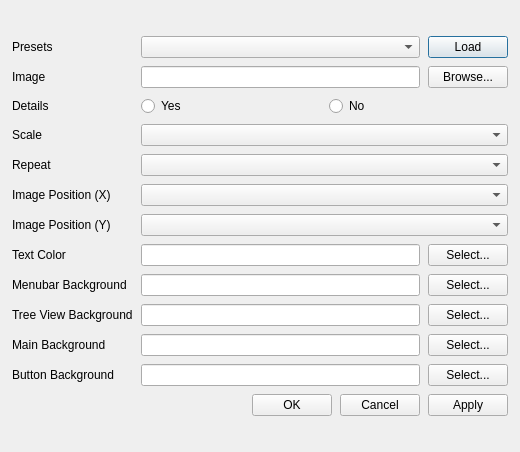
Qt form QGISDresser/plugin_dialog.ui (boiledorange73/QGISDresserPlugin) before a commit.
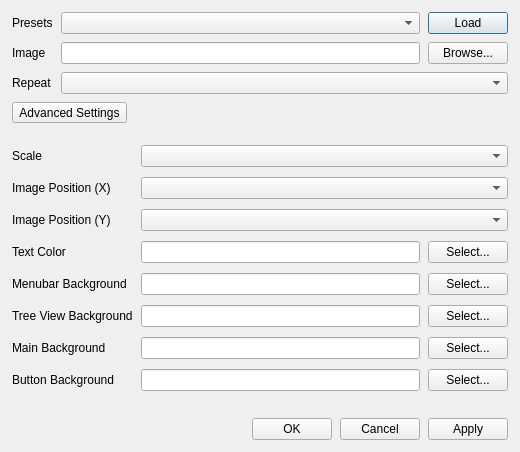
The same form after that commit.

Commit message: Dialog changed to hide advanced settings.

```diff
--- a/QGISDresser/plugin_dialog.ui
+++ b/QGISDresser/plugin_dialog.ui
@@ -13,7 +13,7 @@
   <property name="windowTitle">
    <string>Style Settings</string>
   </property>
-  <layout class="QGridLayout" name="gridLayoutRoot" rowstretch="0">
+    <layout class="QGridLayout" name="gridLayoutRoot" rowstretch="0,0,0,1,0" columnstretch="0,0,0">
    <property name="leftMargin">
     <number>12</number>
    </property>
@@ -26,11 +26,6 @@
    <property name="bottomMargin">
     <number>12</number>
    </property>
-   <property name="spacing">
-    <number>8</number>
-   </property>
-   <item row="0" column="0">
-    <layout class="QGridLayout" name="gridLayoutForm" columnstretch="0,0,0">
      <property name="spacing">
       <number>8</number>
      </property>
@@ -78,46 +73,6 @@
      </item>
 
      <item row="2" column="0">
-      <widget class="QLabel" name="lblDetails">
-       <property name="text">
-        <string>Details</string>
-       </property>
-      </widget>
-     </item>
-     <item row="2" column="1" colspan="2">
-      <layout class="QHBoxLayout" name="horizontalLayout_3">
-       <item>
-        <widget class="QRadioButton" name="rbDetailsYes">
-         <property name="text">
-          <string>Yes</string>
-         </property>
-        </widget>
-       </item>
-       <item>
-        <widget class="QRadioButton" name="rbDetailsNo">
-         <property name="text">
-          <string>No</string>
-         </property>
-        </widget>
-       </item>
-      </layout>
-     </item>
-
-     <item row="3" column="0">
-      <widget class="QLabel" name="lblMainScale">
-       <property name="text">
-        <string>Scale</string>
-       </property>
-       <property name="buddy">
-        <cstring>cmbMainScale</cstring>
-       </property>
-      </widget>
-     </item>
-     <item row="3" column="1" colspan="2">
-      <widget class="QComboBox" name="cmbMainScale"/>
-     </item>
-
-     <item row="4" column="0">
       <widget class="QLabel" name="lblMainRepeat">
        <property name="text">
         <string>Repeat</string>
@@ -127,11 +82,59 @@
        </property>
       </widget>
      </item>
-     <item row="4" column="1" colspan="2">
+      <item row="2" column="1" colspan="2">
       <widget class="QComboBox" name="cmbMainRepeat"/>
      </item>
 
-     <item row="5" column="0">
+      <item row="3" column="0" colspan="3">
+        <widget class="QToolButton" name="btnAdvancedToggle">
+          <property name="text">
+            <string>Advanced Settings</string>
+          </property>
+          <property name="checkable">
+            <bool>true</bool>
+          </property>
+          <property name="toolButtonStyle">
+            <enum>Qt::ToolButtonTextBesideIcon</enum>
+          </property>
+        </widget>
+      </item>
+
+      <item row="4" column="0" colspan="3">
+        <!-- ======================== Hidden Area Begin ======================== -->
+        <widget class="QWidget" name="groupAdvanced">
+          <layout class="QGridLayout" name="gridLayoutAdvanced" columnstretch="0,1,0">
+            <property name="leftMargin">
+              <number>0</number>
+            </property>
+            <property name="topMargin">
+              <number>12</number>
+            </property>
+            <property name="rightMargin">
+              <number>0</number>
+            </property>
+            <property name="bottomMargin">
+              <number>12</number>
+            </property>
+            <property name="spacing">
+              <number>8</number>
+            </property>
+
+            <item row="0" column="0">
+              <widget class="QLabel" name="lblMainScale">
+                <property name="text">
+                  <string>Scale</string>
+                </property>
+                <property name="buddy">
+                  <cstring>cmbMainScale</cstring>
+                </property>
+              </widget>
+            </item>
+            <item row="0" column="1" colspan="2">
+              <widget class="QComboBox" name="cmbMainScale"/>
+            </item>
+
+            <item row="1" column="0">
       <widget class="QLabel" name="lblMainPositionX">
        <property name="text">
         <string>Image Position (X)</string>
@@ -141,11 +144,11 @@
        </property>
       </widget>
      </item>
-     <item row="5" column="1" colspan="2">
+            <item row="1" column="1" colspan="2">
       <widget class="QComboBox" name="cmbMainPositionX"/>
      </item>
 
-     <item row="6" column="0">
+            <item row="2" column="0">
       <widget class="QLabel" name="lblMainPositionY">
        <property name="text">
         <string>Image Position (Y)</string>
@@ -155,11 +158,11 @@
        </property>
       </widget>
      </item>
-     <item row="6" column="1" colspan="2">
+            <item row="2" column="1" colspan="2">
       <widget class="QComboBox" name="cmbMainPositionY"/>
      </item>
 
-     <item row="7" column="0">
+            <item row="3" column="0">
       <widget class="QLabel" name="lblTextColor">
        <property name="text">
         <string>Text Color</string>
@@ -169,10 +172,10 @@
        </property>
       </widget>
      </item>
-     <item row="7" column="1">
+            <item row="3" column="1">
       <widget class="QLineEdit" name="txtTextColor"/>
      </item>
-     <item row="7" column="2">
+            <item row="3" column="2">
       <widget class="QPushButton" name="btnTextColor">
        <property name="text">
         <string>Select...</string>
@@ -180,7 +183,7 @@
       </widget>
      </item>
 
-     <item row="8" column="0">
+            <item row="4" column="0">
       <widget class="QLabel" name="lblMenubarBackground">
        <property name="text">
         <string>Menubar Background</string>
@@ -190,10 +193,10 @@
        </property>
       </widget>
      </item>
-     <item row="8" column="1">
+            <item row="4" column="1">
       <widget class="QLineEdit" name="txtMenubarBackground"/>
      </item>
-     <item row="8" column="2">
+            <item row="4" column="2">
       <widget class="QPushButton" name="btnMenubarBackground">
        <property name="text">
         <string>Select...</string>
@@ -201,7 +204,7 @@
       </widget>
      </item>
 
-     <item row="9" column="0">
+            <item row="5" column="0">
       <widget class="QLabel" name="lblTreeviewBackground">
        <property name="text">
         <string>Tree View Background</string>
@@ -211,10 +214,10 @@
        </property>
       </widget>
      </item>
-     <item row="9" column="1">
+            <item row="5" column="1">
       <widget class="QLineEdit" name="txtTreeviewBackground"/>
      </item>
-     <item row="9" column="2">
+            <item row="5" column="2">
       <widget class="QPushButton" name="btnTreeviewBackground">
        <property name="text">
         <string>Select...</string>
@@ -222,7 +225,7 @@
       </widget>
      </item>
 
-     <item row="10" column="0">
+            <item row="6" column="0">
       <widget class="QLabel" name="lblMainBackground">
        <property name="text">
         <string>Main Background</string>
@@ -232,10 +235,10 @@
        </property>
       </widget>
      </item>
-     <item row="10" column="1">
+            <item row="6" column="1">
       <widget class="QLineEdit" name="txtMainBackground"/>
      </item>
-     <item row="10" column="2">
+            <item row="6" column="2">
       <widget class="QPushButton" name="btnMainBackground">
        <property name="text">
         <string>Select...</string>
@@ -243,7 +246,7 @@
       </widget>
      </item>
 
-     <item row="11" column="0">
+            <item row="7" column="0">
       <widget class="QLabel" name="lblButtonBackground">
        <property name="text">
         <string>Button Background</string>
@@ -253,10 +256,10 @@
        </property>
       </widget>
      </item>
-     <item row="11" column="1">
+            <item row="7" column="1">
       <widget class="QLineEdit" name="txtButtonBackground"/>
      </item>
-     <item row="11" column="2">
+            <item row="7" column="2">
       <widget class="QPushButton" name="btnButtonBackground">
        <property name="text">
         <string>Select...</string>
@@ -264,7 +267,12 @@
       </widget>
      </item>
 
-     <item row="12" column="0" colspan="3">
+          </layout>
+        </widget>
+        <!-- ======================== Hidden Area End ======================== -->
+      </item>
+
+      <item row="5" column="0" colspan="3">
       <layout class="QHBoxLayout" name="horizontalLayout">
        <item>
         <spacer name="horizontalSpacer">
@@ -302,10 +310,10 @@
        </item>
       </layout>
      </item>
-    </layout>
-   </item>
-  </layout>
- </widget>
+
+    </layout>
+  </widget>
+  <!-- NO resource, NO connection -->
  <resources/>
  <connections/>
 </ui>
```
Lines whose indentation alone changed are shown as unchanged. The commit also changes 6 other files.
